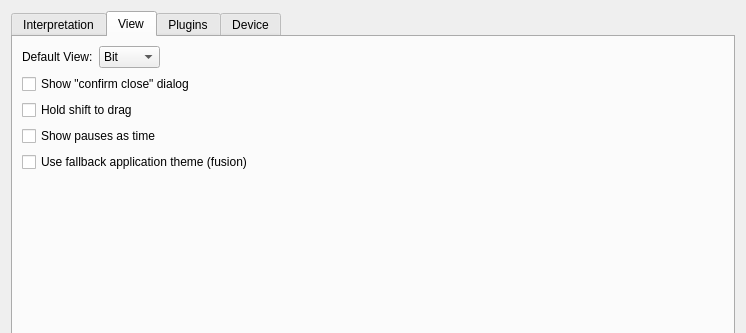
jopohl/urh, file ui/options.ui: the form before one commit; both pictures show x 0 to 746 and y 0 to 333 of the 746 by 486 pixel window.
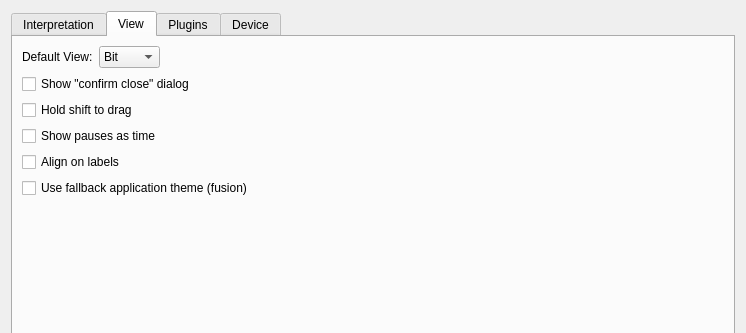
The form after the commit.

Commit message: add option for align labels

```diff
--- a/ui/options.ui
+++ b/ui/options.ui
@@ -217,6 +217,13 @@
          </property>
         </widget>
        </item>
+       <item>
+        <widget class="QCheckBox" name="checkBoxAlignLabels">
+         <property name="text">
+          <string>Align on labels</string>
+         </property>
+        </widget>
+       </item>
        <item>
         <widget class="QCheckBox" name="checkBoxFallBackTheme">
          <property name="toolTip">
```
The commit also changes 3 other files.
